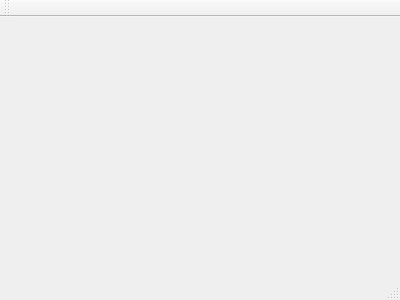
AprilCat/Qt_MQTT_SimpleClient, file mainwindow.ui: the form before one commit.
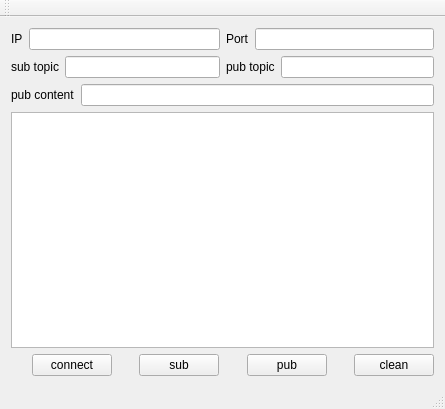
The form after the commit.

What changed in the file:
```diff
--- a/mainwindow.ui
+++ b/mainwindow.ui
@@ -1,24 +1,207 @@
 <ui version="4.0">
  <class>MainWindow</class>
- <widget class="QMainWindow" name="MainWindow" >
-  <property name="geometry" >
+ <widget class="QMainWindow" name="MainWindow">
+  <property name="geometry">
    <rect>
     <x>0</x>
     <y>0</y>
-    <width>400</width>
-    <height>300</height>
+    <width>445</width>
+    <height>409</height>
    </rect>
   </property>
   <property name="windowTitle" >
    <string>MainWindow</string>
   </property>
-  <widget class="QMenuBar" name="menuBar" />
-  <widget class="QToolBar" name="mainToolBar" />
-  <widget class="QWidget" name="centralWidget" />
-  <widget class="QStatusBar" name="statusBar" />
+  <widget class="QWidget" name="centralWidget">
+   <layout class="QVBoxLayout" name="verticalLayout">
+    <item>
+     <layout class="QHBoxLayout" name="horizontalLayout_3">
+      <item>
+       <layout class="QHBoxLayout" name="horizontalLayout">
+        <item>
+         <widget class="QLabel" name="label">
+          <property name="text">
+           <string>IP</string>
+          </property>
+         </widget>
+        </item>
+        <item>
+         <widget class="QLineEdit" name="lineEdit_IP"/>
+        </item>
+       </layout>
+      </item>
+      <item>
+       <layout class="QHBoxLayout" name="horizontalLayout_2">
+        <item>
+         <widget class="QLabel" name="label_2">
+          <property name="text">
+           <string>Port</string>
+          </property>
+         </widget>
+        </item>
+        <item>
+         <widget class="QLineEdit" name="lineEdit_Port"/>
+        </item>
+       </layout>
+      </item>
+     </layout>
+    </item>
+    <item>
+     <layout class="QHBoxLayout" name="horizontalLayout_6">
+      <item>
+       <layout class="QHBoxLayout" name="horizontalLayout_4">
+        <item>
+         <widget class="QLabel" name="label_3">
+          <property name="text">
+           <string>sub topic</string>
+          </property>
+         </widget>
+        </item>
+        <item>
+         <widget class="QLineEdit" name="lineEdit_subTopic"/>
+        </item>
+       </layout>
+      </item>
+      <item>
+       <layout class="QHBoxLayout" name="horizontalLayout_5">
+        <item>
+         <widget class="QLabel" name="label_4">
+          <property name="text">
+           <string>pub topic</string>
+          </property>
+         </widget>
+        </item>
+        <item>
+         <widget class="QLineEdit" name="lineEdit_pubTopic"/>
+        </item>
+       </layout>
+      </item>
+     </layout>
+    </item>
+    <item>
+     <layout class="QHBoxLayout" name="horizontalLayout_7">
+      <item>
+       <widget class="QLabel" name="label_5">
+        <property name="text">
+         <string>pub content</string>
+        </property>
+       </widget>
+      </item>
+      <item>
+       <widget class="QLineEdit" name="lineEdit_pubContent"/>
+      </item>
+     </layout>
+    </item>
+    <item>
+     <widget class="QTextEdit" name="textEdit_msg"/>
+    </item>
+    <item>
+     <layout class="QHBoxLayout" name="horizontalLayout_8">
+      <item>
+       <spacer name="horizontalSpacer">
+        <property name="orientation">
+         <enum>Qt::Horizontal</enum>
+        </property>
+        <property name="sizeHint" stdset="0">
+         <size>
+          <width>40</width>
+          <height>20</height>
+         </size>
+        </property>
+       </spacer>
+      </item>
+      <item>
+       <widget class="QPushButton" name="btn_connect">
+        <property name="text">
+         <string>connect</string>
+        </property>
+       </widget>
+      </item>
+      <item>
+       <spacer name="horizontalSpacer_2">
+        <property name="orientation">
+         <enum>Qt::Horizontal</enum>
+        </property>
+        <property name="sizeHint" stdset="0">
+         <size>
+          <width>40</width>
+          <height>20</height>
+         </size>
+        </property>
+       </spacer>
+      </item>
+      <item>
+       <widget class="QPushButton" name="btn_sub">
+        <property name="text">
+         <string>sub</string>
+        </property>
+       </widget>
+      </item>
+      <item>
+       <spacer name="horizontalSpacer_3">
+        <property name="orientation">
+         <enum>Qt::Horizontal</enum>
+        </property>
+        <property name="sizeHint" stdset="0">
+         <size>
+          <width>40</width>
+          <height>20</height>
+         </size>
+        </property>
+       </spacer>
+      </item>
+      <item>
+       <widget class="QPushButton" name="btn_pub">
+        <property name="text">
+         <string>pub</string>
+        </property>
+       </widget>
+      </item>
+      <item>
+       <spacer name="horizontalSpacer_4">
+        <property name="orientation">
+         <enum>Qt::Horizontal</enum>
+        </property>
+        <property name="sizeHint" stdset="0">
+         <size>
+          <width>40</width>
+          <height>20</height>
+         </size>
+        </property>
+       </spacer>
+      </item>
+      <item>
+       <widget class="QPushButton" name="btn_clean">
+        <property name="text">
+         <string>clean</string>
+        </property>
+       </widget>
+      </item>
+     </layout>
+    </item>
+   </layout>
+  </widget>
+  <widget class="QMenuBar" name="menuBar">
+   <property name="geometry">
+    <rect>
+     <x>0</x>
+     <y>0</y>
+     <width>445</width>
+     <height>21</height>
+    </rect>
+   </property>
+  </widget>
+  <widget class="QToolBar" name="mainToolBar">
+   <attribute name="toolBarArea">
+    <enum>TopToolBarArea</enum>
+   </attribute>
+   <attribute name="toolBarBreak">
+    <bool>false</bool>
+   </attribute>
+  </widget>
+  <widget class="QStatusBar" name="statusBar"/>
  </widget>
- <layoutDefault spacing="6" margin="11" />
- <pixmapfunction></pixmapfunction>
+ <layoutdefault spacing="6" margin="11"/>
  <resources/>
  <connections/>
 </ui>
```
Left out of the diff: 3 changed lines with no effect on the pictures.
